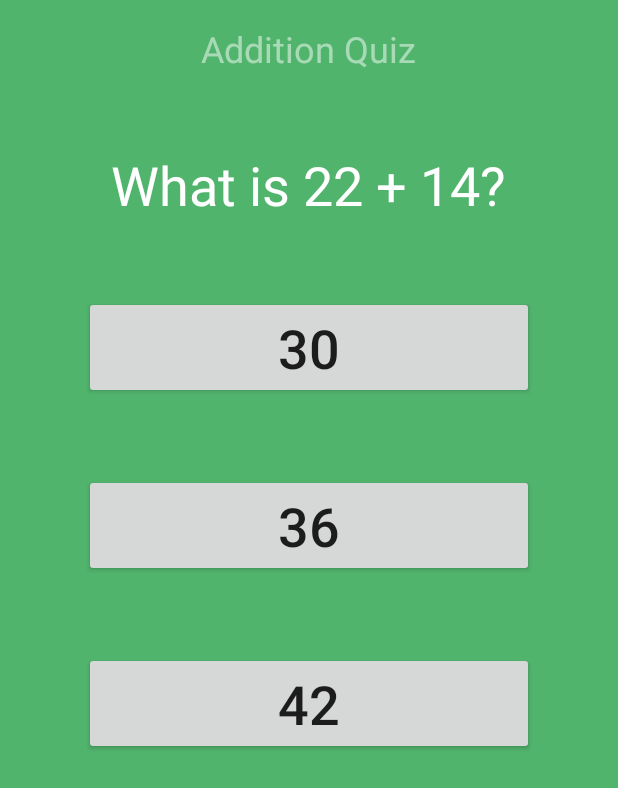
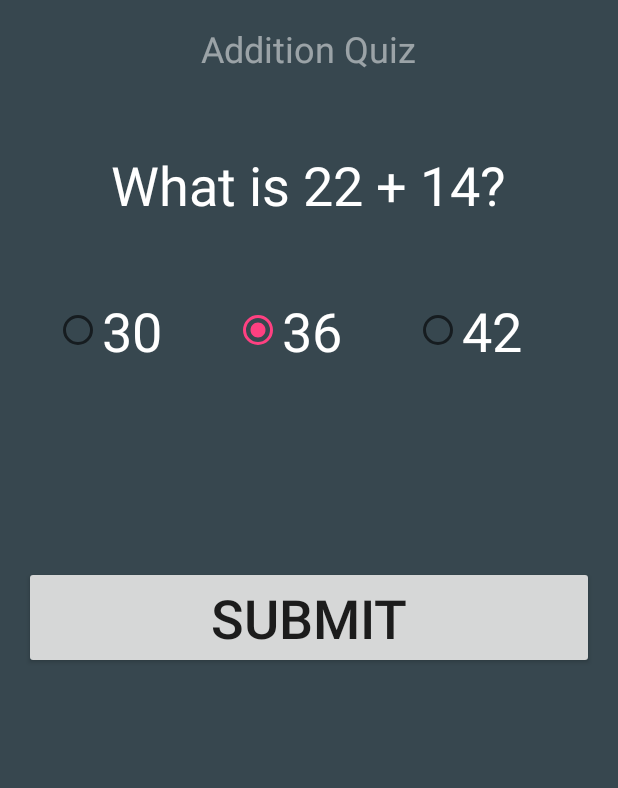
Before and after one commit to datamaximus/Addition-Quiz, an Android app: the screen it shows after launch (AdditionQuizActivity), after a tap on "36", on a phone screen of 412 x 824 dp. Shown: the top 788 px of the screen. Run offline under Robolectric (Android 15) with nearby library versions, the light colour scheme and no system bars; 1 other tap on this screen came first.

Commit message:
Refactor to use radio buttons

```diff
--- a/app/src/main/java/com/jasonwiram/additionquiz/AdditionQuizActivity.java
+++ b/app/src/main/java/com/jasonwiram/additionquiz/AdditionQuizActivity.java
@@ -4,6 +4,8 @@ import android.support.v7.app.AppCompatActivity;
 import android.os.Bundle;
 import android.view.View;
 import android.widget.Button;
+import android.widget.RadioButton;
+import android.widget.RadioGroup;
 import android.widget.TextView;
 import android.widget.Toast;
 
@@ -11,10 +13,13 @@ import java.util.Random;
 
 public class AdditionQuizActivity extends AppCompatActivity {
     private QuestionBank mQuestionBank = new QuestionBank();
-    private Button mAnswerButton1;
-    private Button mAnswerButton2;
-    private Button mAnswerButton3;
+    private RadioGroup mRadioGroup;
+    private RadioButton mAnswerButton1;
+    private RadioButton mAnswerButton2;
+    private RadioButton mAnswerButton3;
+    private Button mSubmitButton;
     private TextView mQuestionTextView;
+    private String mChoice;
     private String mToast;
 
     @Override
@@ -22,9 +27,11 @@ public class AdditionQuizActivity extends AppCompatActivity {
         super.onCreate(savedInstanceState);
         setContentView(R.layout.activity_addition_quiz);
 
-        mAnswerButton1 = (Button) findViewById(R.id.button1);
-        mAnswerButton2 = (Button) findViewById(R.id.button2);
-        mAnswerButton3 = (Button) findViewById(R.id.button3);
+        mRadioGroup = (RadioGroup) findViewById(R.id.radioGroup);
+        mAnswerButton1 = (RadioButton) findViewById(R.id.button1);
+        mAnswerButton2 = (RadioButton) findViewById(R.id.button2);
+        mAnswerButton3 = (RadioButton) findViewById(R.id.button3);
+        mSubmitButton = (Button) findViewById(R.id.submitButton);
         mQuestionTextView = (TextView) findViewById(R.id.QuestionTextView);
 
         nextQuestion();
@@ -32,45 +39,43 @@ public class AdditionQuizActivity extends AppCompatActivity {
         View.OnClickListener listener1 = new View.OnClickListener() {
             @Override
             public void onClick(View view) {
-                if (mAnswerButton1.getText() == mQuestionBank.mCorrectAnswer) {
-                    mToast = "Correct!";
-                } else {
-                    mToast = "Incorrect.";
-                }
-                Toast.makeText(AdditionQuizActivity.this, mToast, Toast.LENGTH_SHORT).show();
-                nextQuestion();
+               mChoice = (String) mAnswerButton1.getText();
             }
         };
 
         View.OnClickListener listener2 = new View.OnClickListener() {
             @Override
             public void onClick(View view) {
-                if (mAnswerButton2.getText() == mQuestionBank.mCorrectAnswer) {
-                    mToast = "Correct!";
-                } else {
-                    mToast = "Incorrect.";
-                }
-                Toast.makeText(AdditionQuizActivity.this, mToast, Toast.LENGTH_SHORT).show();
-                nextQuestion();
+                mChoice = (String) mAnswerButton2.getText();
             }
         };
 
         View.OnClickListener listener3 = new View.OnClickListener() {
             @Override
             public void onClick(View view) {
-                if (mAnswerButton3.getText() == mQuestionBank.mCorrectAnswer) {
-                    mToast = "Correct!";
-                } else {
-                    mToast = "Incorrect.";
-                }
-                Toast.makeText(AdditionQuizActivity.this, mToast, Toast.LENGTH_SHORT).show();
-                nextQuestion();
+                mChoice = (String) mAnswerButton3.getText();
             }
         };
 
         mAnswerButton1.setOnClickListener(listener1);
         mAnswerButton2.setOnClickListener(listener2);
         mAnswerButton3.setOnClickListener(listener3);
+
+        mSubmitButton.setOnClickListener(
+                new View.OnClickListener() {
+                    @Override
+                    public void onClick(View view) {
+                        if (mChoice.equalsIgnoreCase(mQuestionBank.mCorrectAnswer)) {
+                            mToast = "Correct!";
+                        } else {
+                            mToast = "Incorrect.";
+                        }
+                        Toast.makeText(AdditionQuizActivity.this, mToast, Toast.LENGTH_SHORT).show();
+                        nextQuestion();
+                        mRadioGroup.clearCheck();
+                    }
+                }
+        );
     }
 
     public void nextQuestion() {
--- a/app/src/main/res/layout/activity_addition_quiz.xml
+++ b/app/src/main/res/layout/activity_addition_quiz.xml
@@ -9,7 +9,7 @@
     android:paddingRight="@dimen/activity_horizontal_margin"
     android:paddingTop="@dimen/activity_vertical_margin"
     tools:context="com.jasonwiram.additionquiz.AdditionQuizActivity"
-    android:background="#51b46d">
+    android:background="@color/material_blue_grey_800">
 
     <TextView
         android:layout_width="wrap_content"
@@ -32,39 +32,62 @@
         android:layout_centerHorizontal="true"
         android:layout_marginTop="50dp"/>
 
-    <Button
+    <RadioGroup
         android:layout_width="match_parent"
+        android:layout_height="wrap_content"
+        android:layout_below="@+id/button3"
+        android:layout_alignParentLeft="true"
+        android:layout_alignParentStart="false"
+        android:orientation="horizontal"
+        android:layout_marginTop="180sp"
+        android:layout_marginBottom="300sp"
+        android:id="@+id/radioGroup">
+
+        <RadioButton
+            android:layout_width="0dp"
             android:layout_height="wrap_content"
             android:text="50"
             android:id="@+id/button1"
             android:textSize="36sp"
-        android:layout_marginTop="50dp"
             android:layout_below="@+id/QuestionTextView"
             android:layout_alignLeft="@+id/button2"
             android:layout_alignStart="@+id/button2"
-        android:layout_marginRight="40dp"/>
+            android:layout_weight="1"
+            android:layout_marginLeft="20sp"
+            android:textColor="#ffffff"/>
 
-    <Button
-        android:layout_width="match_parent"
+        <RadioButton
+            android:layout_width="0dp"
             android:layout_height="wrap_content"
             android:text="60"
             android:id="@+id/button2"
             android:layout_below="@+id/button1"
             android:layout_centerHorizontal="true"
-        android:layout_marginTop="50dp"
             android:textSize="36sp"
-        android:layout_marginLeft="40sp"
-        android:layout_marginRight="40sp"/>
+            android:layout_weight="1"
+            android:textColor="#ffffff"/>
 
-    <Button
-        android:layout_width="match_parent"
+        <RadioButton
+            android:layout_width="0dp"
             android:layout_height="wrap_content"
             android:text="70"
             android:id="@+id/button3"
             android:layout_below="@+id/button2"
             android:layout_centerHorizontal="true"
-        android:layout_marginTop="50dp"
             android:textSize="36sp"
-        android:layout_marginLeft="40sp"
-        android:layout_marginRight="40sp"/>
+            android:layout_weight="1"
+            android:textColor="#ffffff"
+            />
+    </RadioGroup>
+
+    <Button
+        android:layout_width="match_parent"
+        android:layout_height="wrap_content"
+        android:text="Submit"
+        android:id="@+id/submitButton"
+        android:textSize="36sp"
+        android:layout_centerVertical="true"
+        android:layout_alignParentLeft="true"
+        android:layout_alignParentStart="true"/>
+
 </RelativeLayout>
```
Lines whose indentation alone changed are shown as unchanged.
